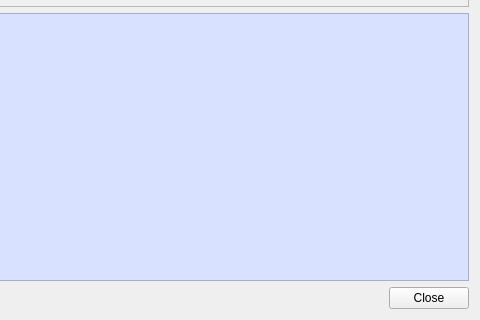
Qt form Code/Mantid/MantidQt/MantidWidgets/inc/MantidQtMantidWidgets/ICatSearch.ui (mantidproject/mantid) before a commit; both pictures show x 203 to 683 and y 145 to 465 of the 683 by 465 pixel window.
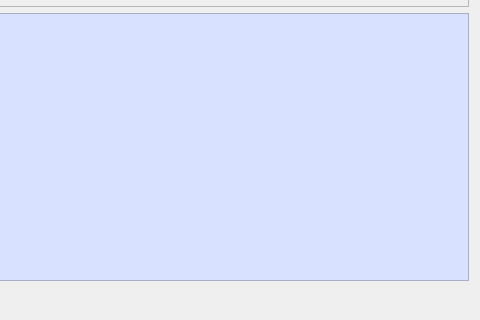
The same form after that commit. Icons and pictures are not drawn.

Commit message: Removed catalog close buttons. re #3975

```diff
--- a/Code/Mantid/MantidQt/MantidWidgets/inc/MantidQtMantidWidgets/ICatSearch.ui
+++ b/Code/Mantid/MantidQt/MantidWidgets/inc/MantidQtMantidWidgets/ICatSearch.ui
@@ -356,13 +356,6 @@
        </property>
       </spacer>
      </item>
-     <item>
-      <widget class="QPushButton" name="closeButton">
-       <property name="text">
-        <string>Close</string>
-       </property>
-      </widget>
-     </item>
     </layout>
    </item>
   </layout>
```
Left out of the diff: 1 changed line with no effect on the pictures. The commit also changes 3 other files.
